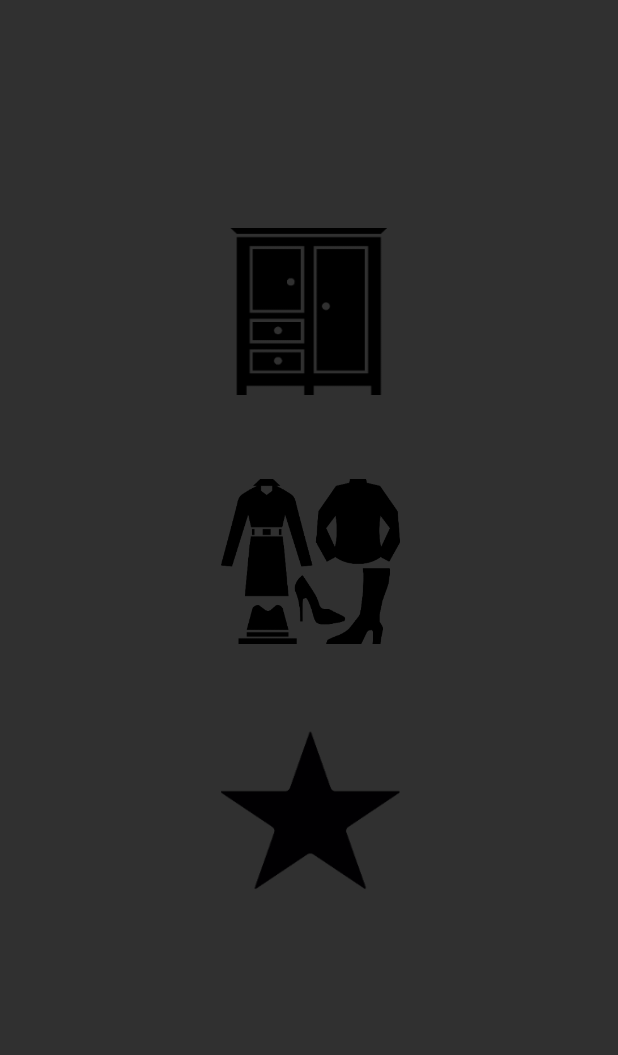
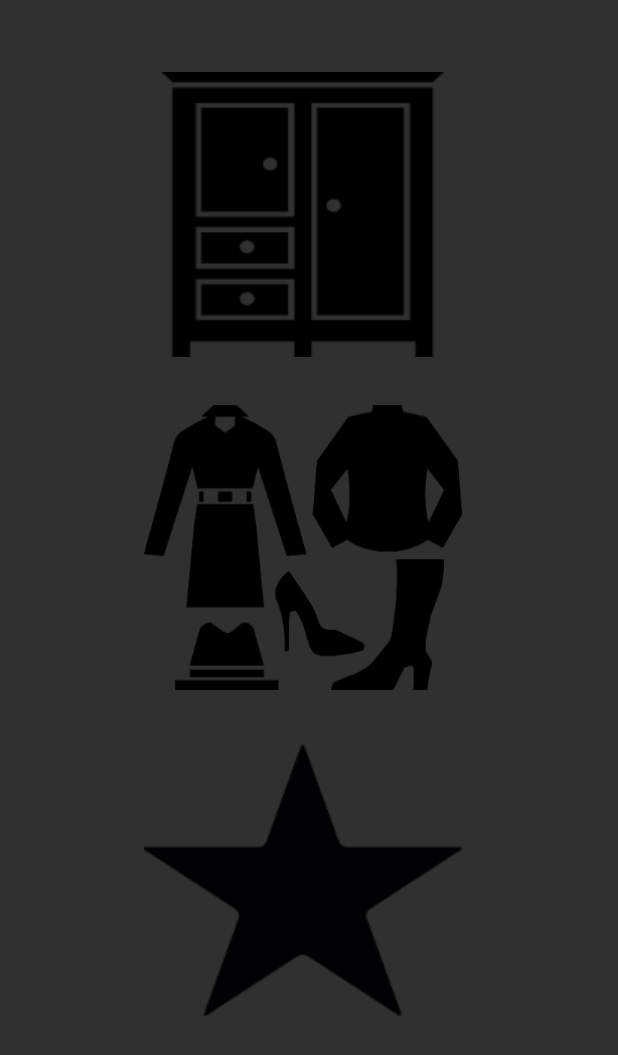
Before and after one commit to Chac092/VirtualStyles, an Android app: the Activity_Menu screen opened directly, with no data from a screen before it, on a phone screen of 412 x 824 dp. Shown: the top 1055 px of the screen. Run offline under Robolectric (Android 15) with nearby library versions, the phone set to English and light mode, and no system bars.

Commit message:
Mejora visual

```diff
--- a/app/src/main/res/layout/activity_menu.xml
+++ b/app/src/main/res/layout/activity_menu.xml
@@ -8,30 +8,30 @@
 
     <Button
         android:id="@+id/Botonmenu1"
-        android:layout_width="117dp"
-        android:layout_height="111dp"
-        android:layout_marginStart="147dp"
-        android:layout_marginTop="152dp"
+        android:layout_width="212dp"
+        android:layout_height="190dp"
+        android:layout_marginStart="96dp"
+        android:layout_marginTop="48dp"
         android:background="@drawable/armario"
         app:layout_constraintStart_toStartOf="parent"
         app:layout_constraintTop_toTopOf="parent" />
 
     <Button
         android:id="@+id/BotonMenu3"
-        android:layout_width="119dp"
-        android:layout_height="110dp"
-        android:layout_marginStart="147dp"
-        android:layout_marginTop="56dp"
+        android:layout_width="212dp"
+        android:layout_height="190dp"
+        android:layout_marginStart="96dp"
+        android:layout_marginTop="32dp"
         android:background="@drawable/fav"
         app:layout_constraintStart_toStartOf="parent"
         app:layout_constraintTop_toBottomOf="@+id/BotonMenu2" />
 
     <Button
         android:id="@+id/BotonMenu2"
-        android:layout_width="119dp"
-        android:layout_height="110dp"
-        android:layout_marginStart="147dp"
-        android:layout_marginTop="56dp"
+        android:layout_width="212dp"
+        android:layout_height="190dp"
+        android:layout_marginStart="96dp"
+        android:layout_marginTop="32dp"
         android:background="@drawable/conjunto"
         app:layout_constraintStart_toStartOf="parent"
         app:layout_constraintTop_toBottomOf="@+id/Botonmenu1" />
--- a/app/src/main/res/layout/activity_terminos.xml
+++ b/app/src/main/res/layout/activity_terminos.xml
@@ -26,7 +26,7 @@
             <TextView
                 android:id="@+id/textView2"
                 android:layout_width="match_parent"
-                android:layout_height="1924dp"
+                android:layout_height="1912dp"
                 android:text="@string/app_texto"
                 android:textStyle="bold|italic" />
             <!-- Estos son los botones de Aceptar y Cancelar los Terminos de Uso-->
```
Also changed, not shown: app/src/main/res/layout/activity__crearconjunti.xml (+9 -9 lines), app/src/main/res/layout/activity_armario.xml (+12 -12 lines), app/src/main/res/layout/activity_conjuntos.xml (+10 -10 lines), app/src/main/res/layout/activity_menuy_selecciondeclientes.xml (+7 -7 lines), app/src/main/res/layout/activity_pagar.xml (+16 -13 lines).
